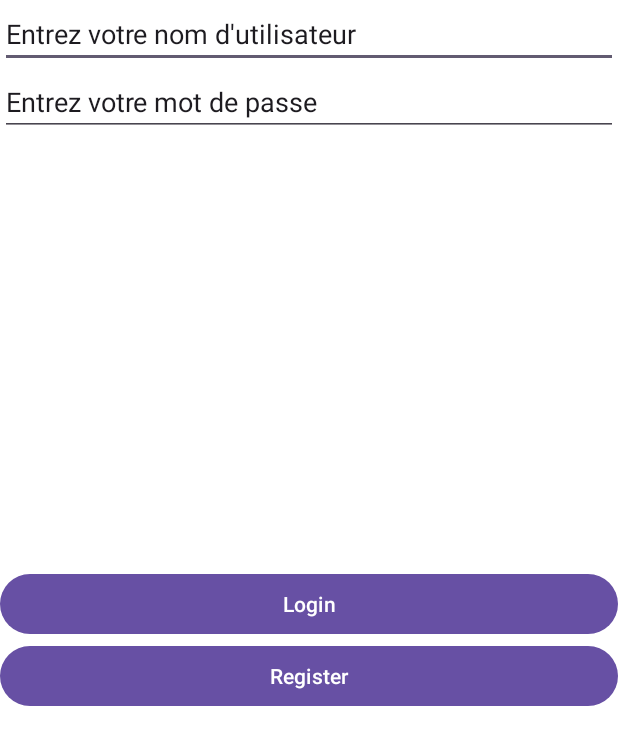
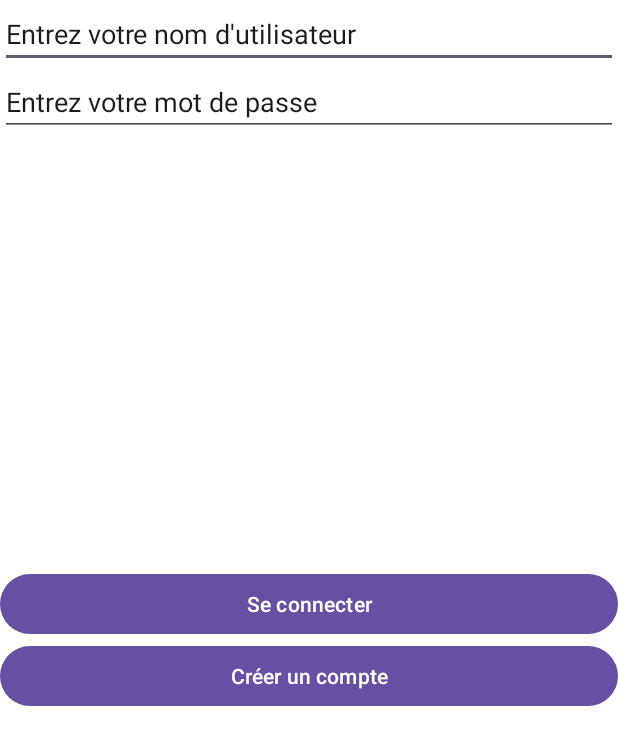
Before and after one commit to jordan95v/cook_master_android, an Android app: the screen it shows after launch (MainActivity), on a phone screen of 412 x 824 dp, the part 494-1236 px from its top. Run offline under Robolectric (Android 15) with nearby library versions, the phone set to English and light mode, and no system bars.

Commit message:
Added translation.

```diff
--- a/app/src/main/res/layout/activity_main.xml
+++ b/app/src/main/res/layout/activity_main.xml
@@ -3,8 +3,8 @@
     xmlns:tools="http://schemas.android.com/tools"
     android:layout_width="match_parent"
     android:layout_height="match_parent"
+    android:background="@color/white"
     android:orientation="vertical"
-    android:background="@color/white"
     tools:context=".MainActivity">
 
     <!-- The logo -->
@@ -35,12 +35,12 @@
     <Button
         android:layout_width="match_parent"
         android:layout_height="wrap_content"
-        android:text="Login" />
+        android:text="@string/login" />
 
     <Button
         android:layout_width="match_parent"
         android:layout_height="wrap_content"
         android:layout_marginBottom="20dp"
-        android:text="Register" />
+        android:text="@string/register" />
 
 </LinearLayout>
--- a/app/src/main/res/values/strings.xml
+++ b/app/src/main/res/values/strings.xml
@@ -2,4 +2,6 @@
     <string name="app_name">cook_master_android</string>
     <string name="enter_username">Entrez votre nom d\'utilisateur</string>
     <string name="enter_password">Entrez votre mot de passe</string>
+    <string name="login">Se connecter</string>
+    <string name="register">Créer un compte</string>
 </resources>
```
Also changed, not shown: 1 other file.
